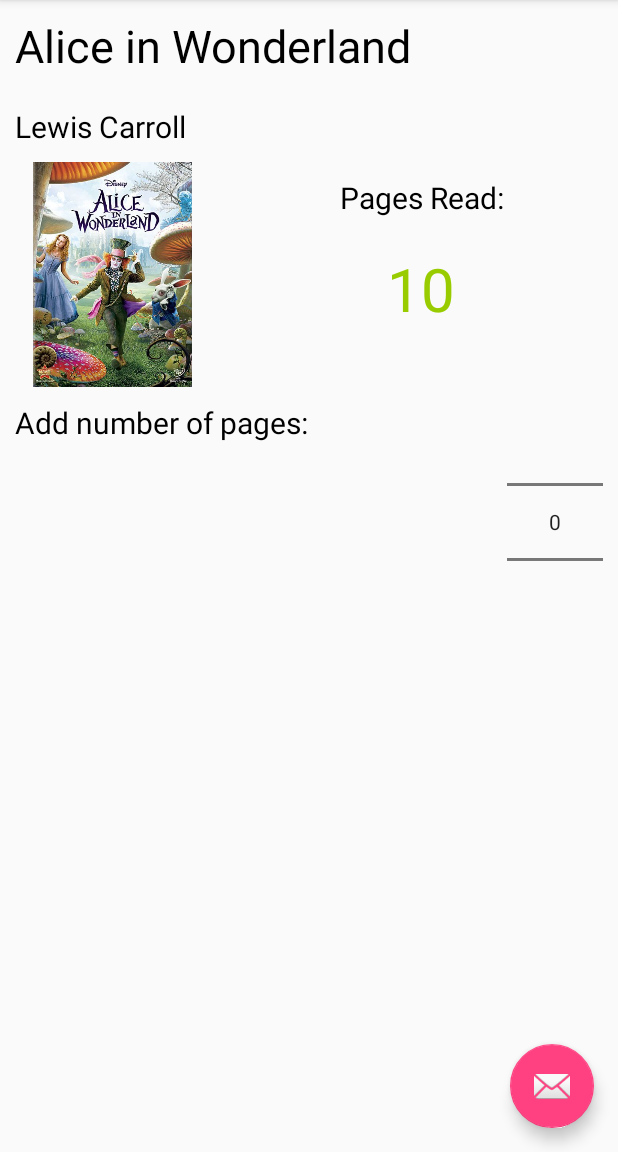
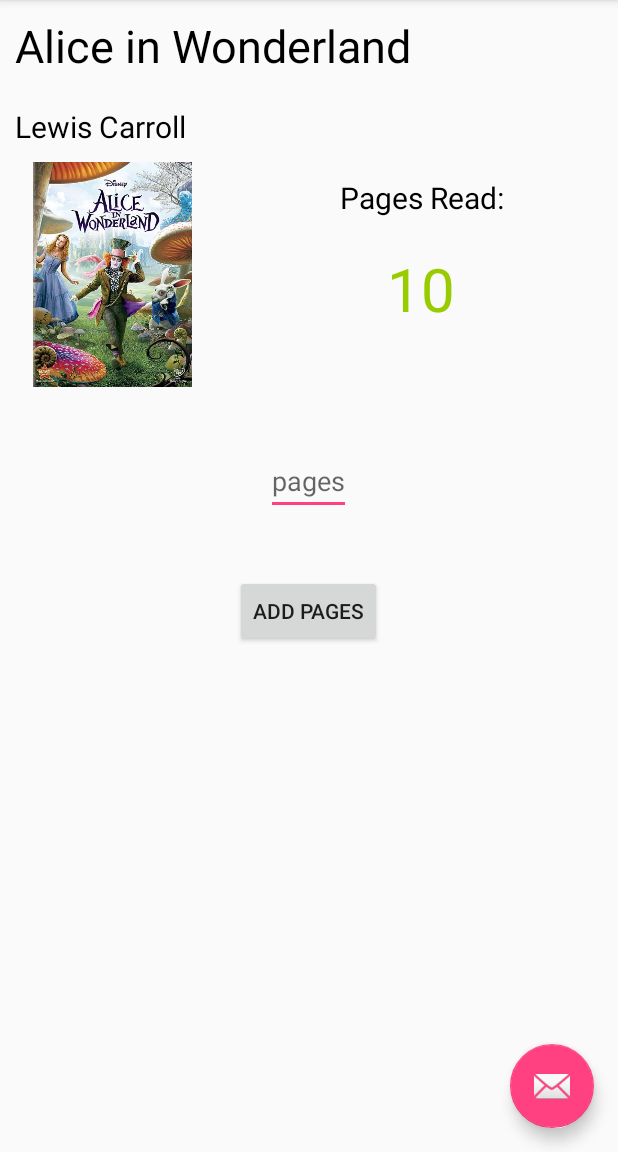
Before and after one commit to SergejsUL/LimerickReaders, an Android app: the screen it shows after launch (My_Book_Activity), on a phone screen of 412 x 824 dp, the part 84-1236 px from its top. Run offline under Robolectric (Android 15) with nearby library versions, the phone set to English and light mode, and no system bars.

Commit message:
layout for my pages

```diff
--- a/LImerickReaders/app/src/main/res/layout/content_my__book_.xml
+++ b/LImerickReaders/app/src/main/res/layout/content_my__book_.xml
@@ -22,69 +22,68 @@
         android:id="@+id/TextView_author"
         android:layout_width="match_parent"
         android:layout_height="wrap_content"
+        android:layout_below="@+id/TextView_title"
         android:layout_margin="10dp"
         android:text="Lewis Carroll"
         android:textColor="@android:color/black"
         android:textSize="20dp"
-        android:layout_below="@+id/TextView_title"
         />
     <TextView
         android:id="@+id/TextView_pages_read_tag"
         android:layout_width="match_parent"
         android:layout_height="wrap_content"
+        android:layout_below="@+id/TextView_author"
         android:layout_margin="10dp"
+        android:layout_toRightOf="@+id/book_image"
         android:text="Pages Read:"
+        android:textAlignment="center"
         android:textColor="@android:color/black"
         android:textSize="20dp"
-        android:layout_toRightOf="@+id/book_image"
-        android:layout_below="@+id/TextView_author"
-        android:textAlignment="center"
         />
     <TextView
         android:id="@+id/TextView_pages_read"
         android:layout_width="match_parent"
         android:layout_height="wrap_content"
+        android:layout_below="@id/TextView_pages_read_tag"
         android:layout_margin="10dp"
+        android:layout_toRightOf="@+id/book_image"
         android:text="10"
+        android:textAlignment="center"
         android:textColor="@android:color/holo_green_light"
         android:textSize="40dp"
-        android:layout_below="@id/TextView_pages_read_tag"
-        android:layout_toRightOf="@+id/book_image"
-        android:textAlignment="center"
         />
 
     <ImageView
         android:id="@+id/book_image"
         android:layout_width="150dp"
         android:layout_height="150dp"
+        android:layout_below="@+id/TextView_author"
         android:layout_gravity="left"
         android:src="@drawable/alice"
-        android:layout_below="@+id/TextView_author"
 
         />
 
-    <TextView
-        android:id="@+id/TextView_pages_add_tag"
-        android:layout_width="match_parent"
-        android:layout_height="wrap_content"
-        android:layout_margin="10dp"
-        android:text="Add number of pages: "
-        android:textColor="@android:color/black"
-        android:textSize="20dp"
-        android:layout_below="@+id/book_image"
 
-
-        />
-    <NumberPicker
+    <EditText
+        android:layout_margin="40dp"
+        android:id="@+id/input_number_pages"
         android:layout_width="wrap_content"
         android:layout_height="wrap_content"
-        android:id="@+id/add_number_pages_picker"
+        android:hint="pages"
         android:layout_below="@+id/book_image"
-        android:layout_alignRight="@+id/TextView_pages_add_tag"
-        >
+        android:layout_centerHorizontal="true"
+        />
+    <Button
+        android:id="@+id/btn_add_pages"
+        android:layout_width="wrap_content"
+        android:layout_height="wrap_content"
+        android:layout_below="@+id/input_number_pages"
+        android:layout_centerHorizontal="true"
+        android:text="Add pages"
+        />
 
+    />
 
-    </NumberPicker>
 
 
 </RelativeLayout>
```
Also changed, not shown: 2 other files.
